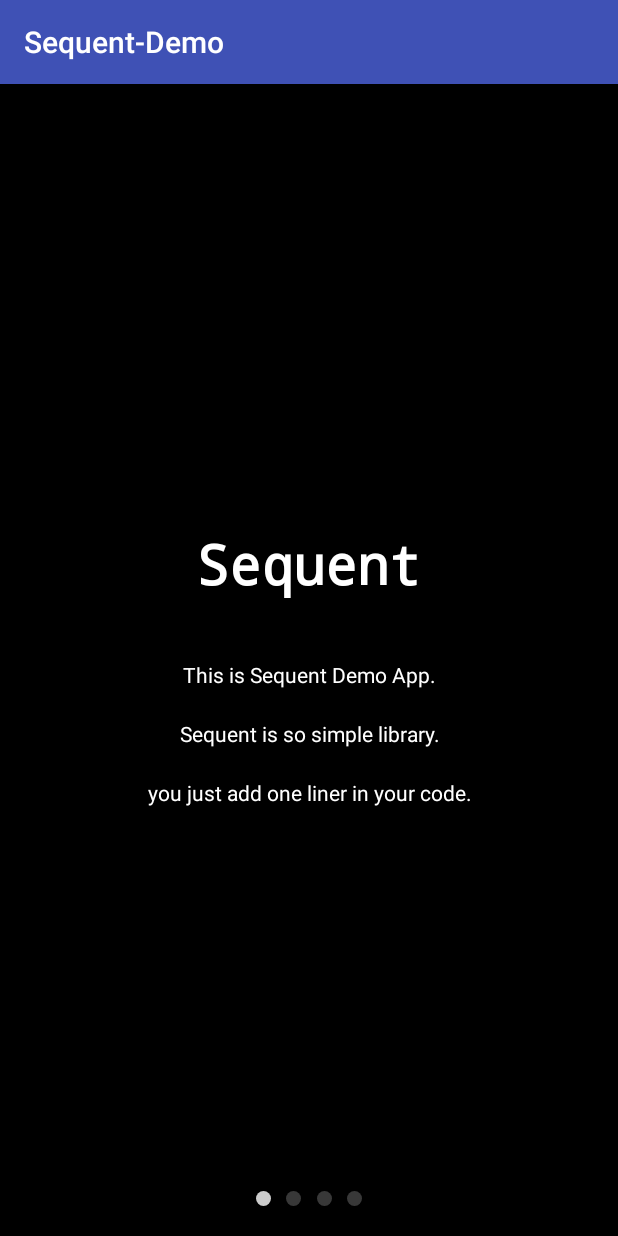
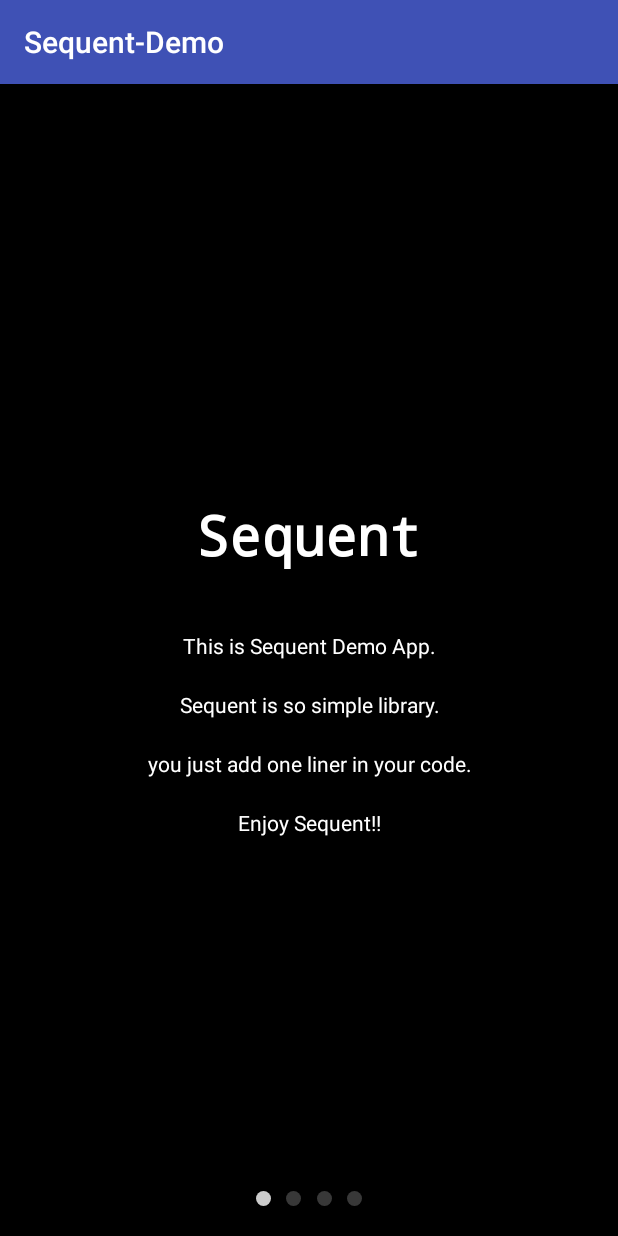
Before and after one commit to fujiyuu75/Sequent, an Android app: the screen it shows after launch (TutorialActivity), on a phone screen of 412 x 824 dp. Run offline under Robolectric (Android 15) with nearby library versions, the phone set to English and light mode, and no system bars.

Commit message:
Modify tutorial

```diff
--- a/app/src/main/res/layout/fragment_tutorial.xml
+++ b/app/src/main/res/layout/fragment_tutorial.xml
@@ -46,4 +46,13 @@
         android:text="@string/tutorial_text3"
         android:textColor="@color/app_white" />
 
+    <TextView
+        android:layout_width="match_parent"
+        android:layout_height="wrap_content"
+        android:layout_marginTop="20dp"
+        android:gravity="center_horizontal"
+        android:lineSpacingExtra="@dimen/common_line_spacing_extra_large"
+        android:text="@string/tutorial_text4"
+        android:textColor="@color/app_white" />
+
 </LinearLayout>
--- a/app/src/main/res/values/strings.xml
+++ b/app/src/main/res/values/strings.xml
@@ -4,6 +4,7 @@
     <string name="tutorial_text">This is Sequent Demo App.</string>
     <string name="tutorial_text2">Sequent is so simple library.</string>
     <string name="tutorial_text3">you just add one liner in your code.</string>
+    <string name="tutorial_text4">Enjoy Sequent!!</string>
     <string name="tutorial_title_1">tutorial_title_1</string>
     <string name="tutorial_text_1">tutorial_text_1</string>
     <string name="tutorial_title_2">tutorial_title_2</string>
```
